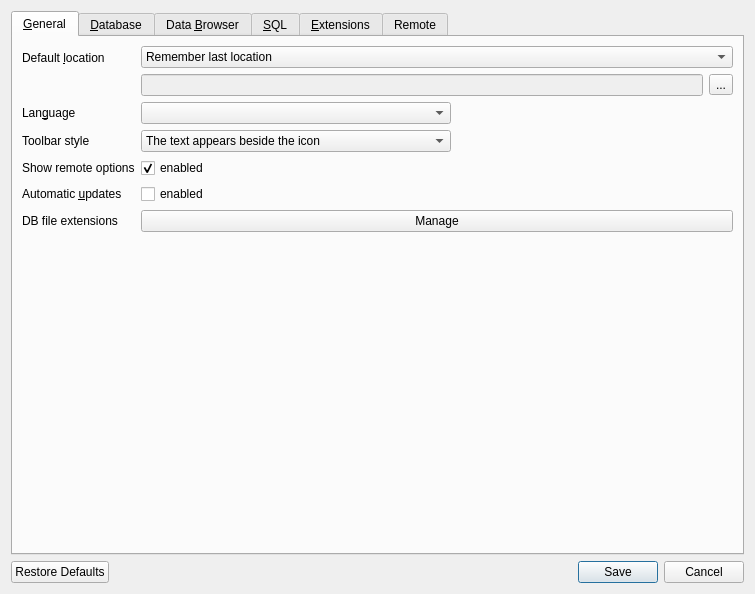
First picture: the form in src/PreferencesDialog.ui, repository sqlitebrowser/sqlitebrowser, before the edit.
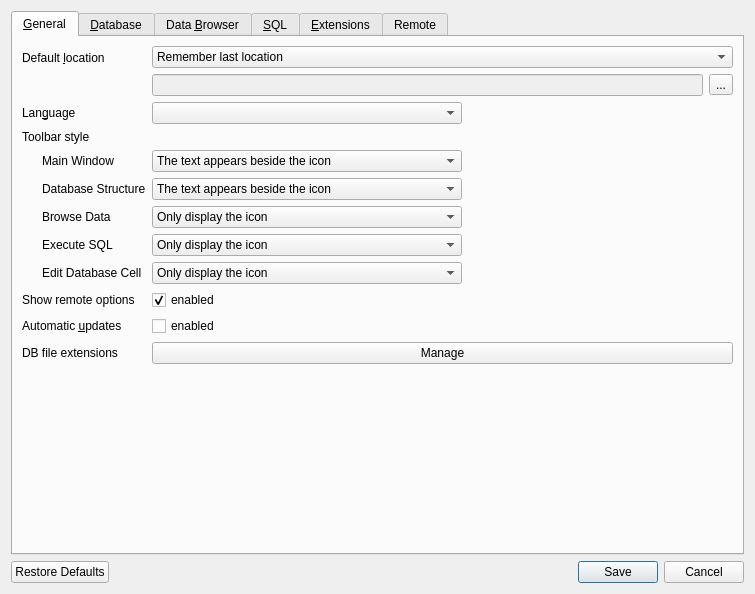
Second picture: the form after the edit. Icons and pictures are not drawn. Custom widgets are drawn as their Qt base class.

Commit message: Set style for all toolbars in Preferences and minor adjustments

Patch:
```diff
--- a/src/PreferencesDialog.ui
+++ b/src/PreferencesDialog.ui
@@ -132,8 +132,8 @@
          </property>
         </widget>
        </item>
-       <item row="2" column="1">
-        <widget class="QComboBox" name="toolbarStyleComboBox">
+       <item row="4" column="1">
+        <widget class="QComboBox" name="toolbarStyleComboMain">
          <property name="sizePolicy">
           <sizepolicy hsizetype="Maximum" vsizetype="Fixed">
            <horstretch>0</horstretch>
@@ -182,7 +182,167 @@
          </item>
         </widget>
        </item>
-       <item row="3" column="1">
+       <item row="5" column="1">
+        <widget class="QComboBox" name="toolbarStyleComboStructure">
+         <property name="sizePolicy">
+          <sizepolicy hsizetype="Maximum" vsizetype="Fixed">
+           <horstretch>0</horstretch>
+           <verstretch>0</verstretch>
+          </sizepolicy>
+         </property>
+         <property name="currentIndex">
+          <number>2</number>
+         </property>
+         <property name="sizeAdjustPolicy">
+          <enum>QComboBox::AdjustToContents</enum>
+         </property>
+         <property name="minimumContentsLength">
+          <number>35</number>
+         </property>
+         <property name="iconSize">
+          <size>
+           <width>20</width>
+           <height>15</height>
+          </size>
+         </property>
+         <item>
+          <property name="text">
+           <string>Only display the icon</string>
+          </property>
+         </item>
+         <item>
+          <property name="text">
+           <string>Only display the text</string>
+          </property>
+         </item>
+         <item>
+          <property name="text">
+           <string>The text appears beside the icon</string>
+          </property>
+         </item>
+         <item>
+          <property name="text">
+           <string>The text appears under the icon</string>
+          </property>
+         </item>
+         <item>
+          <property name="text">
+           <string>Follow the style</string>
+          </property>
+         </item>
+        </widget>
+       </item>
+       <item row="6" column="1">
+        <widget class="QComboBox" name="toolbarStyleComboBrowse">
+         <property name="sizePolicy">
+          <sizepolicy hsizetype="Maximum" vsizetype="Fixed">
+           <horstretch>0</horstretch>
+           <verstretch>0</verstretch>
+          </sizepolicy>
+         </property>
+         <property name="currentIndex">
+          <number>0</number>
+         </property>
+         <property name="sizeAdjustPolicy">
+          <enum>QComboBox::AdjustToContents</enum>
+         </property>
+         <property name="minimumContentsLength">
+          <number>35</number>
+         </property>
+         <property name="iconSize">
+          <size>
+           <width>20</width>
+           <height>15</height>
+          </size>
+         </property>
+         <item>
+          <property name="text">
+           <string>Only display the icon</string>
+          </property>
+         </item>
+         <item>
+          <property name="text">
+           <string>Only display the text</string>
+          </property>
+         </item>
+         <item>
+          <property name="text">
+           <string>The text appears beside the icon</string>
+          </property>
+         </item>
+         <item>
+          <property name="text">
+           <string>The text appears under the icon</string>
+          </property>
+         </item>
+         <item>
+          <property name="text">
+           <string>Follow the style</string>
+          </property>
+         </item>
+        </widget>
+       </item>
+       <item row="7" column="1">
+        <widget class="QComboBox" name="toolbarStyleComboSql">
+         <property name="sizePolicy">
+          <sizepolicy hsizetype="Maximum" vsizetype="Fixed">
+           <horstretch>0</horstretch>
+           <verstretch>0</verstretch>
+          </sizepolicy>
+         </property>
+         <property name="currentIndex">
+          <number>0</number>
+         </property>
+         <property name="sizeAdjustPolicy">
+          <enum>QComboBox::AdjustToContents</enum>
+         </property>
+         <property name="minimumContentsLength">
+          <number>35</number>
+         </property>
+         <property name="iconSize">
+          <size>
+           <width>20</width>
+           <height>15</height>
+          </size>
+         </property>
+         <item>
+          <property name="text">
+           <string>Only display the icon</string>
+          </property>
+         </item>
+         <item>
+          <property name="text">
+           <string>Only display the text</string>
+          </property>
+         </item>
+         <item>
+          <property name="text">
+           <string>The text appears beside the icon</string>
+          </property>
+         </item>
+         <item>
+          <property name="text">
+           <string>The text appears under the icon</string>
+          </property>
+         </item>
+         <item>
+          <property name="text">
+           <string>Follow the style</string>
+          </property>
+         </item>
+        </widget>
+       </item>
+       <item row="9" column="0">
+        <widget class="QLabel" name="labelUseRemotes">
+         <property name="text">
+          <string>Show remote options</string>
+         </property>
+         <property name="buddy">
+          <cstring>checkUseRemotes</cstring>
+         </property>
+        </widget>
+       </item>
+       <item row="9" column="1">
         <widget class="QCheckBox" name="checkUseRemotes">
          <property name="text">
           <string>enabled</string>
@@ -192,7 +352,7 @@
          </property>
         </widget>
        </item>
-       <item row="4" column="0">
+       <item row="10" column="0">
         <widget class="QLabel" name="labelUpdates">
          <property name="text">
           <string>Automatic &amp;updates</string>
@@ -202,14 +362,14 @@
          </property>
         </widget>
        </item>
-       <item row="4" column="1">
+       <item row="10" column="1">
         <widget class="QCheckBox" name="checkUpdates">
          <property name="text">
           <string>enabled</string>
          </property>
         </widget>
        </item>
-       <item row="5" column="0">
+       <item row="11" column="0">
         <widget class="QLabel" name="label_16">
          <property name="text">
           <string>DB file extensions</string>
@@ -219,20 +379,125 @@
          </property>
         </widget>
        </item>
-       <item row="5" column="1">
+       <item row="11" column="1">
         <widget class="QPushButton" name="buttonManageFileExtension">
          <property name="text">
           <string>Manage</string>
          </property>
         </widget>
        </item>
-       <item row="3" column="0">
-        <widget class="QLabel" name="labelUseRemotes">
+       <item row="4" column="0">
+        <widget class="QLabel" name="labelMainToolBar">
          <property name="text">
-          <string>Show remote options</string>
+          <string>Main Window</string>
          </property>
+         <property name="indent">
+          <number>20</number>
+         </property>
          <property name="buddy">
-          <cstring>checkUseRemotes</cstring>
+          <cstring>toolbarStyleComboMain</cstring>
+         </property>
+        </widget>
+       </item>
+       <item row="5" column="0">
+        <widget class="QLabel" name="labelStructureToolBar">
+         <property name="text">
+          <string>Database Structure</string>
+         </property>
+         <property name="indent">
+          <number>20</number>
+         </property>
+         <property name="buddy">
+          <cstring>toolbarStyleComboStructure</cstring>
+         </property>
+        </widget>
+       </item>
+       <item row="6" column="0">
+        <widget class="QLabel" name="labelBrowseToolBar">
+         <property name="text">
+          <string>Browse Data</string>
+         </property>
+         <property name="indent">
+          <number>20</number>
+         </property>
+         <property name="buddy">
+          <cstring>toolbarStyleComboBrowse</cstring>
+         </property>
+        </widget>
+       </item>
+       <item row="7" column="0">
+        <widget class="QLabel" name="labelSqlToolBar">
+         <property name="text">
+          <string>Execute SQL</string>
+         </property>
+         <property name="indent">
+          <number>20</number>
+         </property>
+         <property name="buddy">
+          <cstring>toolbarStyleComboSql</cstring>
+         </property>
+        </widget>
+       </item>
+       <item row="8" column="1">
+        <widget class="QComboBox" name="toolbarStyleComboEditCell">
+         <property name="sizePolicy">
+          <sizepolicy hsizetype="Maximum" vsizetype="Fixed">
+           <horstretch>0</horstretch>
+           <verstretch>0</verstretch>
+          </sizepolicy>
+         </property>
+         <property name="currentIndex">
+          <number>0</number>
+         </property>
+         <property name="sizeAdjustPolicy">
+          <enum>QComboBox::AdjustToContents</enum>
+         </property>
+         <property name="minimumContentsLength">
+          <number>35</number>
+         </property>
+         <property name="iconSize">
+          <size>
+           <width>20</width>
+           <height>15</height>
+          </size>
+         </property>
+         <item>
+          <property name="text">
+           <string>Only display the icon</string>
+          </property>
+         </item>
+         <item>
+          <property name="text">
+           <string>Only display the text</string>
+          </property>
+         </item>
+         <item>
+          <property name="text">
+           <string>The text appears beside the icon</string>
+          </property>
+         </item>
+         <item>
+          <property name="text">
+           <string>The text appears under the icon</string>
+          </property>
+         </item>
+         <item>
+          <property name="text">
+           <string>Follow the style</string>
+          </property>
+         </item>
+        </widget>
+       </item>
+       <item row="8" column="0">
+        <widget class="QLabel" name="labelEditCellToolBar">
+         <property name="text">
+          <string>Edit Database Cell</string>
+         </property>
+         <property name="indent">
+          <number>20</number>
+         </property>
+         <property name="buddy">
+          <cstring>toolbarStyleComboEditCell</cstring>
          </property>
         </widget>
        </item>
```
Left out of the diff: 8 changed lines with no effect on the pictures. The commit also changes 7 other files.
